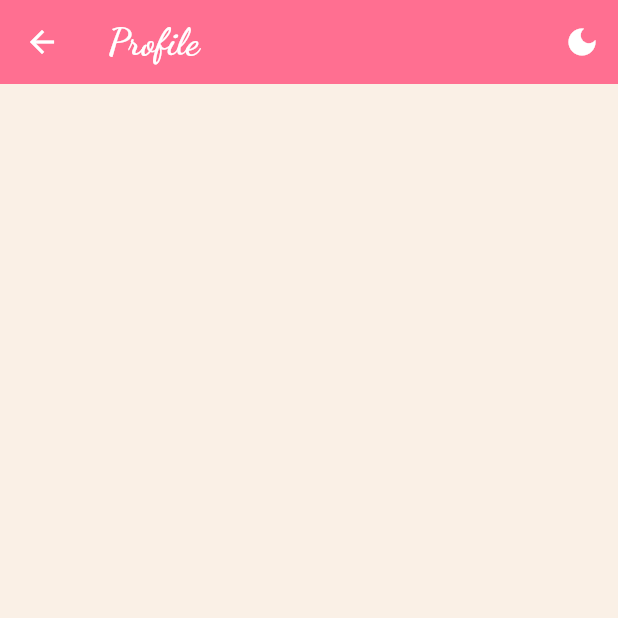
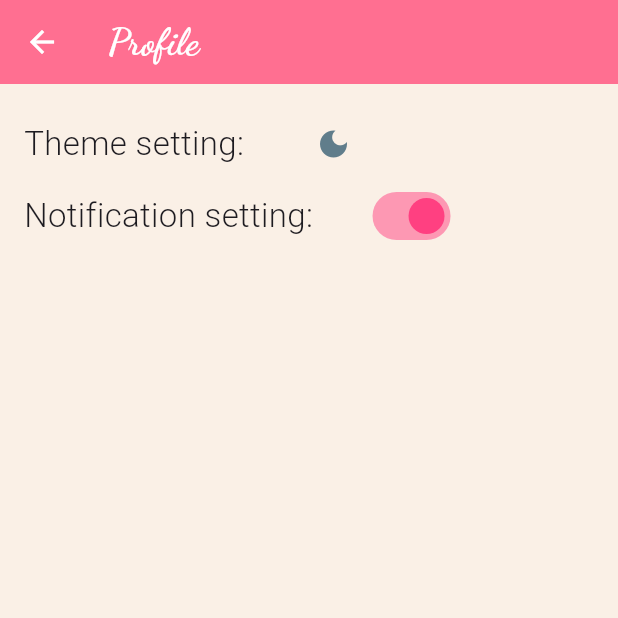
Before and after one commit to Nadun-Charuka/memo, a Flutter app: the screen it shows after launch, after a tap on the "person" icon, on a phone screen of 412 x 824 dp, the top half of it. Run offline on Flutter 3.47's test engine with Material 3 defaults, Android fonts, the phone set to English and light mode, and no system bars; our stand-ins replace flutter_riverpod, google_fonts, hive, hive_flutter; accounts and stored records are empty.

Commit message:
before notifications

```diff
--- /dev/null
+++ b/lib/providers/notification_provider.dart
@@ -0,0 +1,3 @@
+import 'package:flutter_riverpod/flutter_riverpod.dart';
+
+final allowNotificationProvider = StateProvider<bool>((ref) => true);
--- a/lib/screens/setting_screen.dart
+++ b/lib/screens/setting_screen.dart
@@ -1,6 +1,7 @@
 import 'package:flutter/material.dart';
 import 'package:flutter_riverpod/flutter_riverpod.dart';
 import 'package:google_fonts/google_fonts.dart';
+import 'package:memo/providers/notification_provider.dart';
 import 'package:memo/providers/theme_provider.dart';
 
 class SettingScreen extends ConsumerWidget {
@@ -8,6 +9,7 @@ class SettingScreen extends ConsumerWidget {
 
   @override
   Widget build(BuildContext context, WidgetRef ref) {
+    final allowNotification = ref.watch(allowNotificationProvider);
     final themeMode = ref.watch(themeNotifierProvider);
     final isDark = themeMode == ThemeMode.dark;
 
@@ -20,8 +22,30 @@ class SettingScreen extends ConsumerWidget {
             fontSize: 25,
           ),
         ),
-        actions: [
+        actions: [],
+      ),
+      body: Padding(
+        padding: const EdgeInsets.all(16.0),
+        child: Column(
+          children: [
+            Row(
+              children: [
+                Text(
+                  "Theme setting: ",
+                  style: TextStyle(
+                    fontWeight: FontWeight.w300,
+                    fontSize: 22,
+                  ),
+                ),
+                SizedBox(
+                  width: 30,
+                ),
                 IconButton(
+                  color: isDark ? Colors.yellow : Colors.blueGrey,
+                  splashColor: Colors.pink
+                      .withValues(alpha: .3), // Splash effect when pressed
+                  highlightColor: Colors.pink
+                      .withValues(alpha: 0.1), // Highlight color when tapped
                   icon: Icon(isDark ? Icons.light_mode : Icons.dark_mode),
                   onPressed: () {
                     ref.read(themeNotifierProvider.notifier).toggleTheme();
@@ -29,7 +53,30 @@ class SettingScreen extends ConsumerWidget {
                 )
               ],
             ),
-      body: Center(),
+            Row(
+              children: [
+                Text(
+                  "Notification setting: ",
+                  style: TextStyle(
+                    fontWeight: FontWeight.w300,
+                    fontSize: 22,
+                  ),
+                ),
+                SizedBox(
+                  width: 30,
+                ),
+                Switch(
+                  activeColor: Colors.pinkAccent,
+                  value: allowNotification,
+                  onChanged: (value) {
+                    ref.read(allowNotificationProvider.notifier).state = value;
+                  },
+                ),
+              ],
+            )
+          ],
+        ),
+      ),
     );
   }
 }
--- a/lib/theme.dart
+++ b/lib/theme.dart
@@ -51,6 +51,9 @@ class MyAppThemes {
         borderSide: BorderSide(color: primaryPink, width: 2),
       ),
       labelStyle: TextStyle(color: textMuted),
+      hintStyle: TextStyle(
+        color: Colors.black38,
+      ),
     ),
   );
 
@@ -93,6 +96,9 @@ class MyAppThemes {
         borderSide: BorderSide(color: primaryPink, width: 2),
       ),
       labelStyle: TextStyle(color: textMuted),
+      hintStyle: TextStyle(
+        color: Colors.white30,
+      ),
     ),
   );
 }
--- a/lib/widgets/searchbar_widget.dart
+++ b/lib/widgets/searchbar_widget.dart
@@ -17,7 +17,7 @@ class SearchbarWidget extends ConsumerWidget {
         // Search Field
         TextField(
           decoration: InputDecoration(
-            hintText: 'Search by emoji or content...',
+            hintText: 'Search by content, emoji or date...',
             prefixIcon: Icon(Icons.search),
             border: OutlineInputBorder(borderRadius: BorderRadius.circular(12)),
           ),
@@ -46,7 +46,9 @@ class SearchbarWidget extends ConsumerWidget {
                   child: Container(
                     padding: EdgeInsets.all(8),
                     decoration: BoxDecoration(
-                      color: isSelected ? Colors.blue : Colors.grey[200],
+                      color: isSelected
+                          ? Colors.pinkAccent.withValues(alpha: 0.3)
+                          : Colors.grey[200],
                       borderRadius: BorderRadius.circular(20),
                     ),
                     child: Text(
```
Also changed, not shown: lib/screens/add_edit_note_screen.dart (+16 -5 lines), lib/screens/home_screen.dart (+62 -12 lines). Lines whose indentation alone changed are shown as unchanged.
